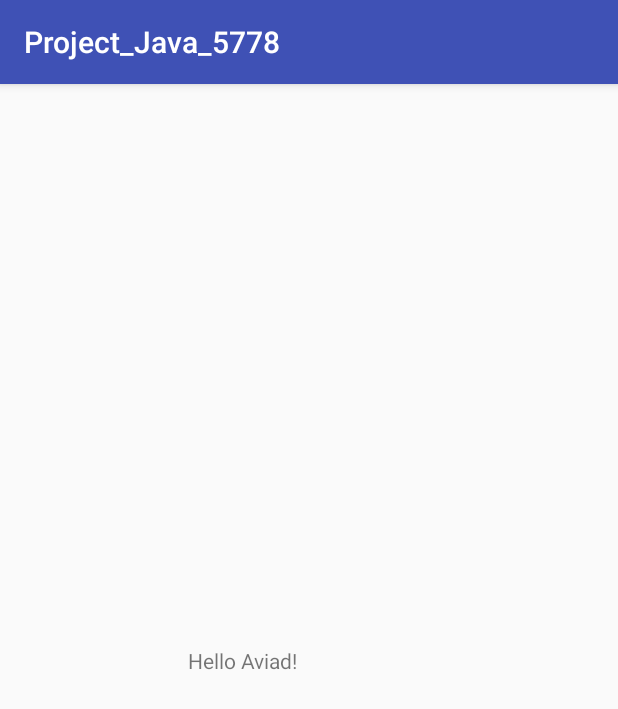
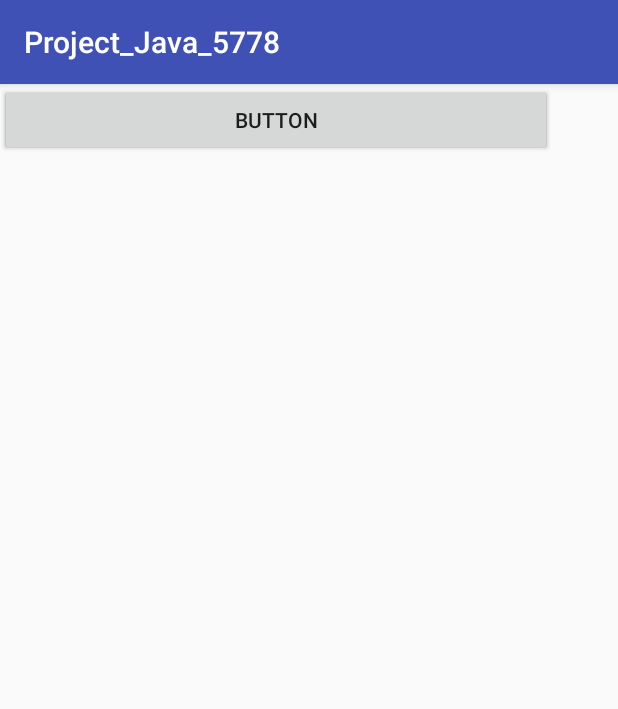
Before and after one commit to matanmor97/Project_Java_5778, an Android app: the screen it shows after launch (MainActivity), on a phone screen of 412 x 824 dp. Shown: the top 709 px of the screen. Run offline under Robolectric (Android 15) with nearby library versions, the phone set to English and light mode, and no system bars.

Commit message:
matan 5.1.1

```diff
--- a/app/src/main/res/layout/activity_main.xml
+++ b/app/src/main/res/layout/activity_main.xml
@@ -4,16 +4,22 @@
     xmlns:tools="http://schemas.android.com/tools"
     android:layout_width="match_parent"
     android:layout_height="match_parent"
+    android:orientation="vertical"
     tools:context="com.example.user.project_java_5778.controller.MainActivity">
 
-    <TextView
-        android:layout_width="wrap_content"
+    <Button
+        android:id="@+id/button2"
+        android:layout_width="368dp"
         android:layout_height="wrap_content"
-        android:text="Hello Aviad!"
-        app:layout_constraintBottom_toBottomOf="parent"
-        app:layout_constraintLeft_toLeftOf="parent"
-        app:layout_constraintRight_toRightOf="parent"
-        app:layout_constraintTop_toTopOf="parent"
-        app:layout_constraintHorizontal_bias="0.37" />
+        android:text="Button"
+        tools:layout_editor_absoluteY="0dp"
+        tools:layout_editor_absoluteX="8dp" />
 
+    <Button
+        android:id="@+id/button3"
+        android:layout_width="368dp"
+        android:layout_height="wrap_content"
+        android:text="Button"
+        tools:layout_editor_absoluteY="0dp"
+        tools:layout_editor_absoluteX="0dp" />
 </android.support.constraint.ConstraintLayout>
```
